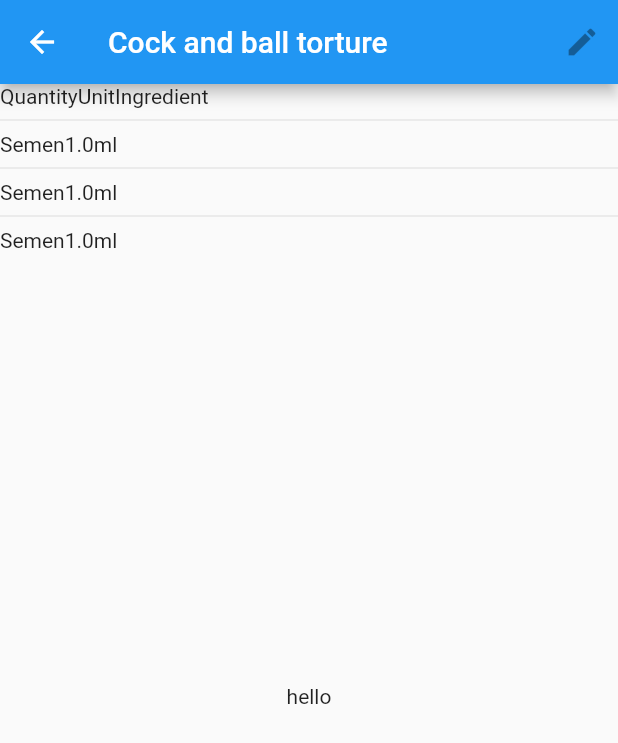
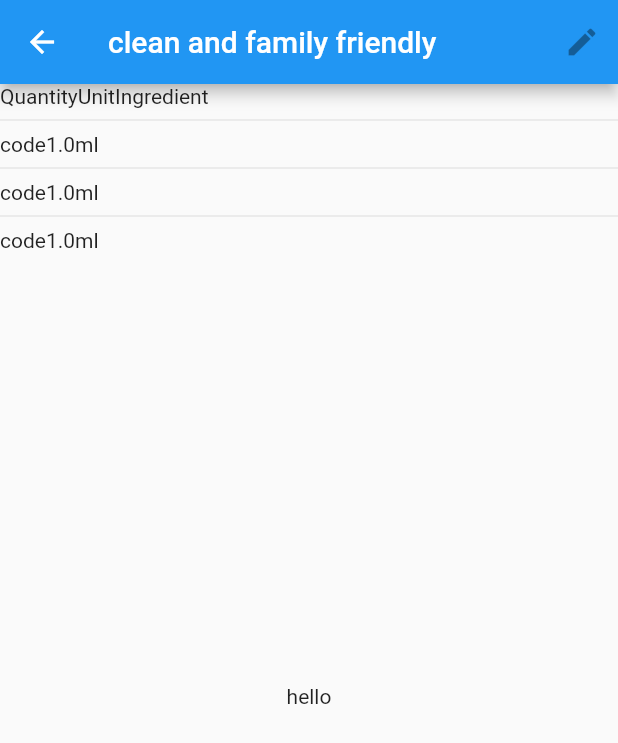
Before and after one commit to Swift-Suite/Swift-Cook, a Flutter app: the RecipeDetails screen opened directly with sample values from the repository, on a phone screen of 412 x 824 dp. Shown: the top 743 px of the screen. Run offline on Flutter 3.47's test engine with Material 2 defaults, Android fonts, the phone set to English and light mode, and no system bars.

```diff
--- a/lib/model/recipe.dart
+++ b/lib/model/recipe.dart
@@ -18,23 +18,20 @@ class Recipe {
 
   static List<Recipe> getTestData() {
     return [
-      Recipe("Cock and ball torture", "img.png", [
-        Ingredient("Semen", 1.0, "ml"),
-        Ingredient("Semen", 1.0, "ml"),
-        Ingredient("Semen", 1.0, "ml"),
+      Recipe("clean and family friendly", "img.png", [
+        Ingredient("code", 1.0, "ml"),
+        Ingredient("code", 1.0, "ml"),
+        Ingredient("code", 1.0, "ml"),
       ], [
-        Instruction("Eat ass and skate fast")
+        Instruction("talsdfj")
       ]),
-      Recipe(
-          "big balls lkjlkjlkjlkjljk",
-          "img.png",
-          [Ingredient("Semen", 1.0, "ml")],
-          [Instruction("Eat ass and skate fast")]),
+      Recipe("lkjlkjlkjlkjljk", "img.png", [Ingredient("lkj", 1.0, "ml")],
+          [Instruction("adsfasdf")]),
       Recipe(
           "lol xddddddddddddddddd",
           "img.png",
-          [Ingredient("Semen", 1.0, "ml")],
-          [Instruction("Eat ass and skate fast")]),
+          [Ingredient("fffffffffffff", 1.0, "ml")],
+          [Instruction("ffffffffffffff")]),
     ];
   }
 }
--- a/lib/sam_layouts/recipe_detail.dart
+++ /dev/null
@@ -1,50 +0,0 @@
-import 'package:flutter/material.dart';
-import 'package:swiftcook/model/recipe.dart';
-
-class RecipeDetails extends StatelessWidget {
-  RecipeDetails({@required this.recipe});
-
-  final Recipe recipe;
-
-  Widget _buildIngredientList() {
-    return Container(
-        child: ListView.separated(
-            itemCount: recipe.ingredientList.length + 1,
-            separatorBuilder: (BuildContext context, int index) => Divider(),
-            itemBuilder: (BuildContext context, int index) {
-              if (index == 0) {
-                // return a header
-                return Row(children: [
-                  Text("Quantity"),
-                  Text("Unit"),
-                  Text("Ingredient"),
-                ]);
-              }
-              index -= 1;
-
-              var data = recipe.ingredientList[index];
-              return Row(children: [
-                Text(data.title),
-                Text(data.quantity.toString()),
-                Text(data.unit)
-              ]);
-            }),
-        height: 400);
-  }
-
-  Widget _buildInstructionList() {
-    return Container(child: Text("hello"));
-  }
-
-  @override
-  Widget build(BuildContext context) {
-    return Scaffold(
-        appBar: AppBar(
-          title: Text(recipe.title),
-          actions: [IconButton(icon: Icon(Icons.edit), onPressed: null)],
-        ),
-        body: Column(
-          children: [_buildIngredientList(), _buildInstructionList()],
-        ));
-  }
-}
```
Also changed, not shown: lib/Pages/recipes_page.dart (+85 -21 lines), lib/sam_layouts/master.dart (deleted, +0 -30 lines), lib/sam_layouts/recipe_listing.dart (deleted, +0 -25 lines).
